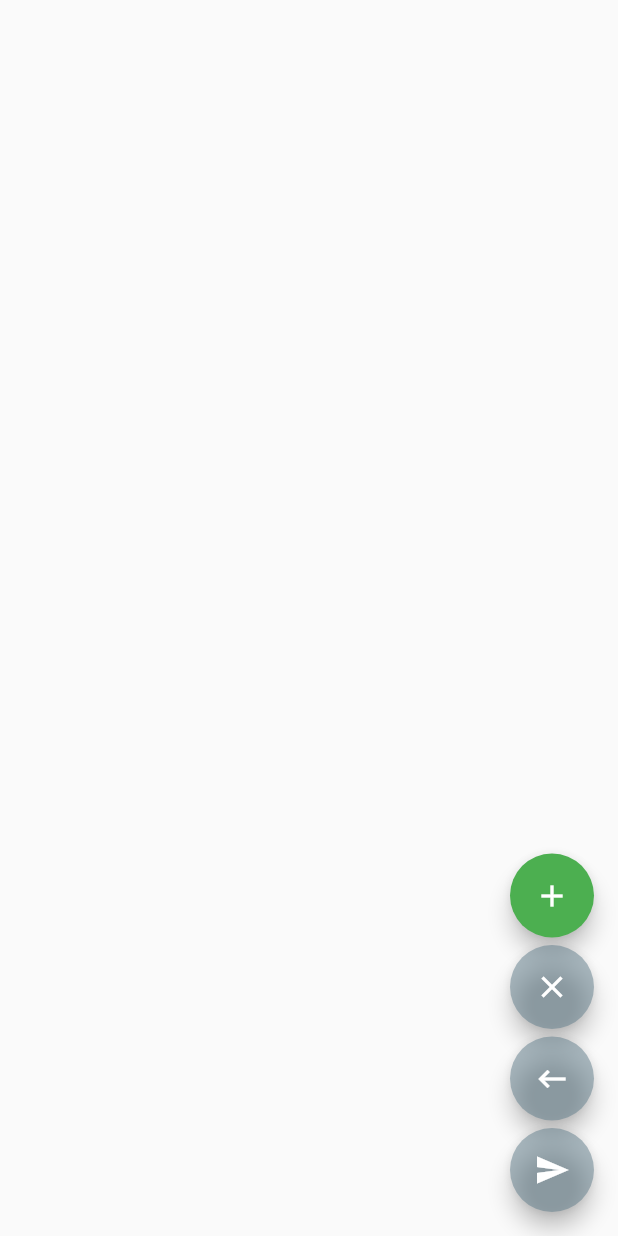
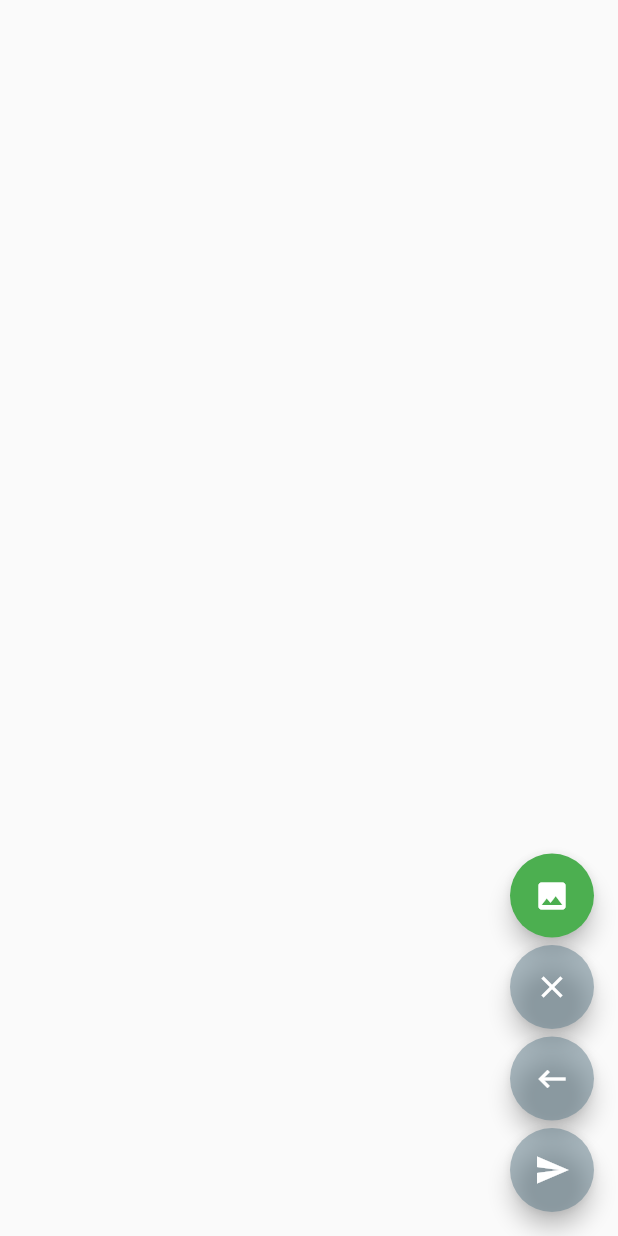
Before and after one commit to Haggerman/Georgian_app, a Flutter app: the screen it shows after launch, on a phone screen of 412 x 824 dp. Run offline on Flutter 3.47's test engine with Material 2 defaults, Android fonts, the phone set to English and light mode, and no system bars; our stand-ins replace image_picker, screenshot, transparent_image; missing offline and left inert: translator.

Commit message:
Snad plne funkcni - změna ikon

```diff
--- a/lib/main.dart
+++ b/lib/main.dart
@@ -254,7 +254,7 @@ class _CanvasPaintingState extends State<CanvasPainting> {
                 backgroundColor: Colors.green,
                 onPressed: () async{await _getImage();},
                 tooltip: 'Vybrat obrazek',
-                child: Icon(Icons.add),
+                child: Icon(Icons.photo),
               ),
               SizedBox(height: 5),
               FloatingActionButton(
```
